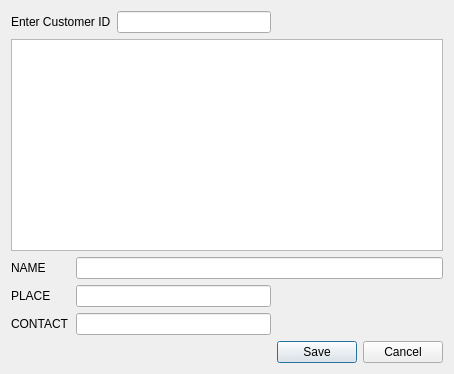
Old version of the form customer_edit.ui in the repository iamvishal345/inventory_mgmt.
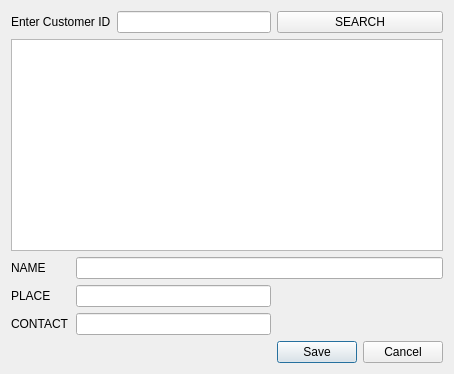
New version of the form.

```diff
--- a/customer_edit.ui
+++ b/customer_edit.ui
@@ -67,6 +67,16 @@
      </property>
     </widget>
    </item>
+   <item row="1" column="0" colspan="4">
+    <widget class="QListView" name="cdeatail_output"/>
+   </item>
+   <item row="0" column="3">
+    <widget class="QPushButton" name="pb_customersearch">
+     <property name="text">
+      <string>SEARCH</string>
+     </property>
+    </widget>
+   </item>
   </layout>
  </widget>
  <resources/>
```
Left out of the diff: 3 changed lines with no effect on the pictures.
